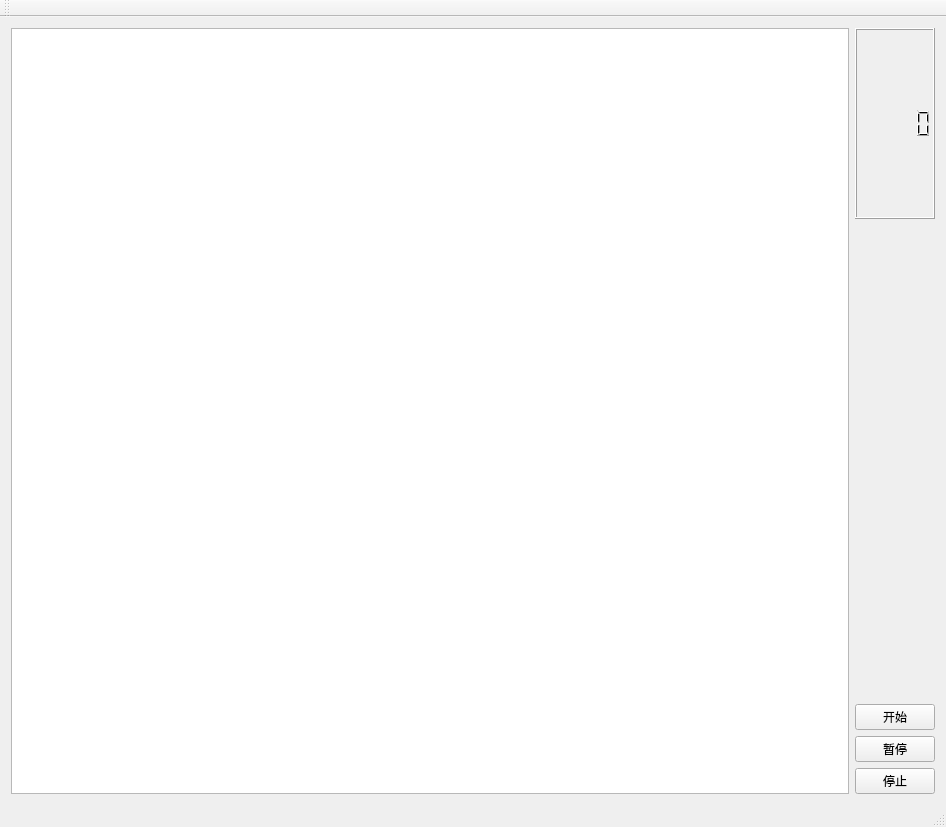
The window that mainwindow.ui (qzxl1314/QT--) describes before a commit, drawn with Qt 5.
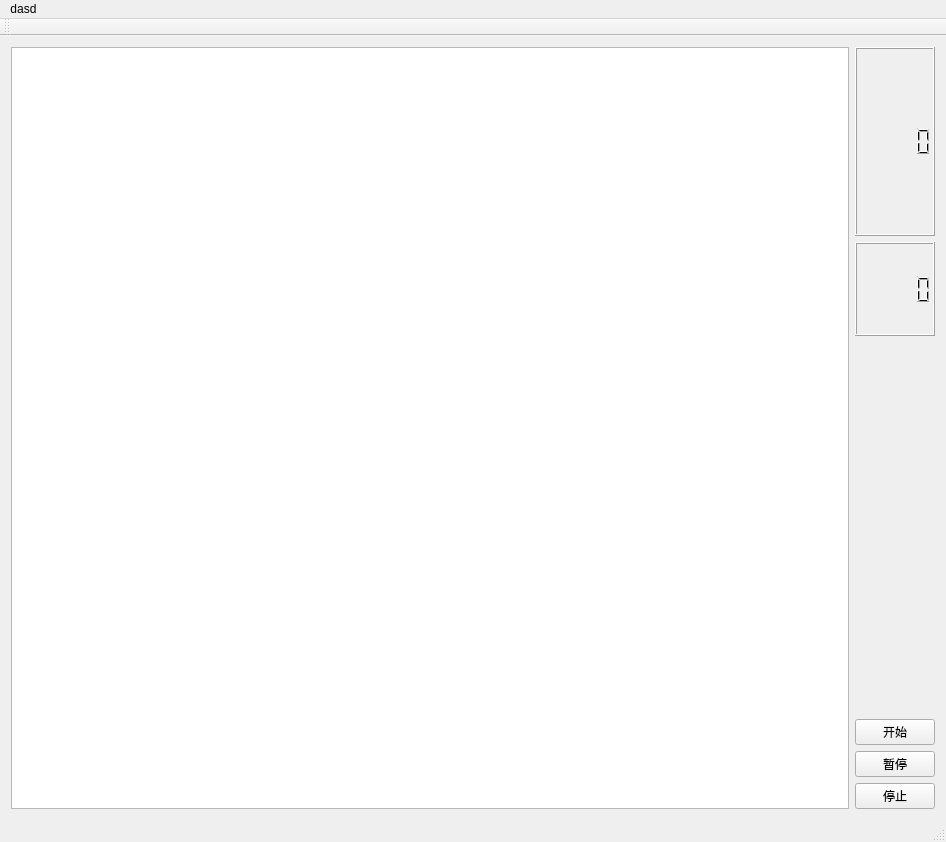
The same window after the commit.

```diff
--- a/mainwindow.ui
+++ b/mainwindow.ui
@@ -7,7 +7,7 @@
     <x>0</x>
     <y>0</y>
     <width>946</width>
-    <height>827</height>
+    <height>842</height>
    </rect>
   </property>
   <property name="windowTitle">
@@ -19,10 +19,13 @@
      <widget class="QGraphicsView" name="graphicsView"/>
     </item>
     <item>
-     <layout class="QVBoxLayout" name="verticalLayout" stretch="2,5,1,1,1">
+     <layout class="QVBoxLayout" name="verticalLayout" stretch="2,1,4,1,1,1">
       <item>
        <widget class="QLCDNumber" name="lcdNumber"/>
       </item>
+      <item>
+       <widget class="QLCDNumber" name="lcdNumber_2"/>
+      </item>
       <item>
        <spacer name="verticalSpacer">
         <property name="orientation">
@@ -70,6 +73,14 @@
      <height>26</height>
     </rect>
    </property>
+   <widget class="QMenu" name="menuDasd">
+    <property name="title">
+     <string>dasd</string>
+    </property>
+    <addaction name="actionAds"/>
+    <addaction name="actionAsdas"/>
+   </widget>
+   <addaction name="menuDasd"/>
   </widget>
   <widget class="QToolBar" name="mainToolBar">
    <attribute name="toolBarArea">
```
Left out of the diff: 10 changed lines with no effect on the pictures.
